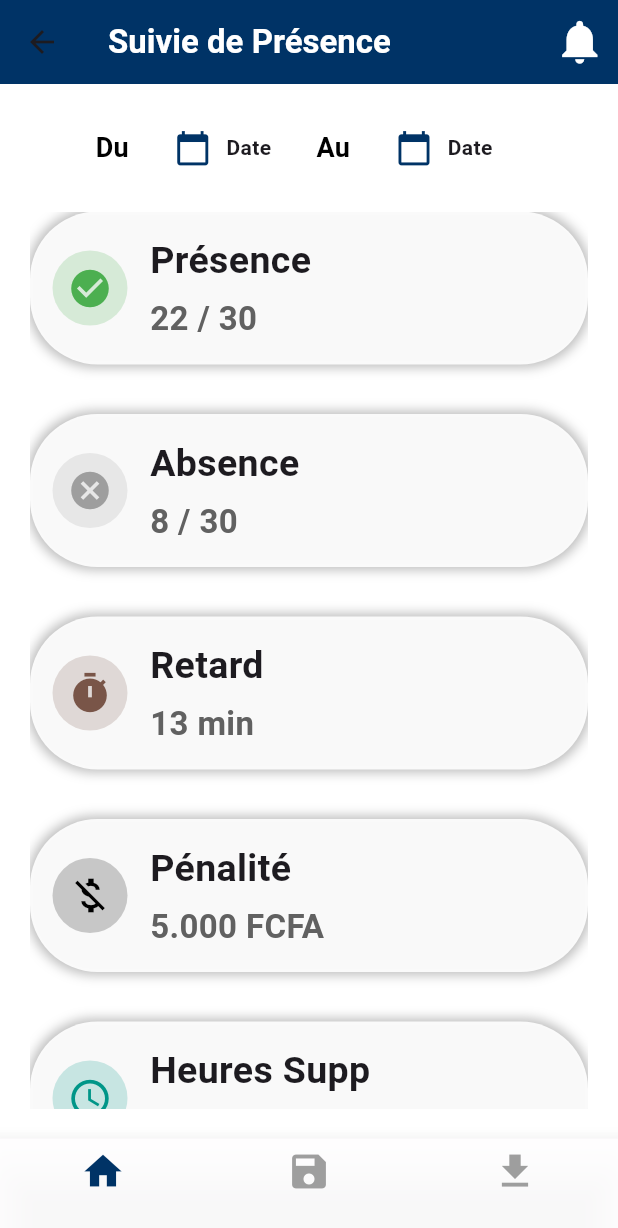
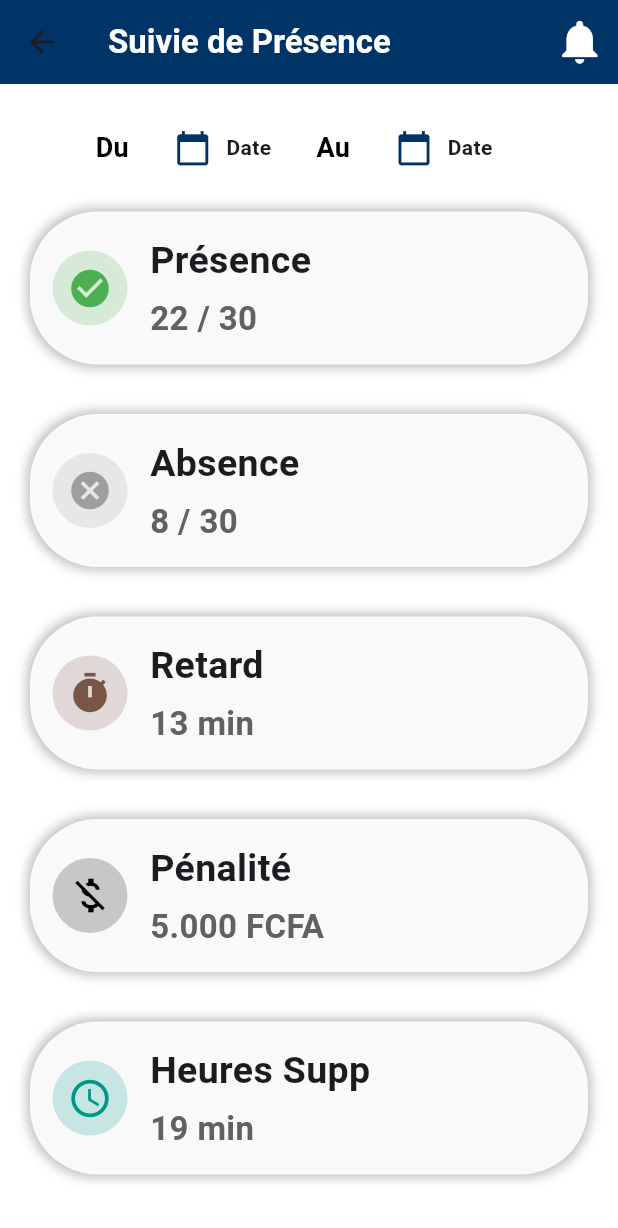
Before and after one commit to Monica1230244/projets, a Flutter app: the Presence screen opened directly, on a phone screen of 412 x 824 dp. Shown: the top 1228 px of the screen. Run offline on Flutter 3.47's test engine with Material 3 defaults, Android fonts, the phone set to English and light mode, and no system bars; our stand-ins replace table_calendar.

Commit message:
modification de code user

```diff
--- a/lib/admin_page.dart
+++ b/lib/admin_page.dart
@@ -13,7 +13,7 @@ class RapportState extends State<Rapport> {
   Widget build(BuildContext context) {
     return Scaffold(
       appBar: AppBar(
-        title: Text("Rapport mensuel"),
+        title: Center(child: Text("Rapport mensuel",style: TextStyle(fontWeight: FontWeight.bold,fontSize: 25),),)
       ),
       body: Column(
         children: [
--- a/lib/user.dart
+++ b/lib/user.dart
@@ -1,4 +1,8 @@
 import 'package:flutter/material.dart';
+import 'package:projets/presence_page.dart';
+import 'package:projets/retard_page.dart';
+import 'absence_page.dart';
+import 'heure_supp.dart';
 
 class Presence extends StatefulWidget {
   @override
@@ -40,28 +44,13 @@ class _PresenceState extends State<Presence> {
   Widget build(BuildContext context) {
     return Scaffold(
       appBar: AppBar(
-        title: Text("Suivie de Présence", style: TextStyle(fontWeight: FontWeight.bold,color: Colors.white)),
+        title: Text("Suivie de Présence", style: TextStyle(fontWeight: FontWeight.bold, color: Colors.white)),
         backgroundColor: Color(0xFF003366),
         actions: [
           IconButton(
             onPressed: () {},
             icon: Icon(Icons.notifications, size: 35, color: Colors.white),
           ),
-
-        ],
-      ),
-      bottomNavigationBar: BottomNavigationBar(
-        type: BottomNavigationBarType.fixed,
-        backgroundColor: Colors.white.withOpacity(0.9),
-        elevation: 10,
-        selectedItemColor: Color(0xFF003366),
-        unselectedItemColor: Colors.grey,
-        currentIndex: _selectedIndex,
-        onTap: _onItemTapped,
-        items: const [
-          BottomNavigationBarItem(icon: Icon(Icons.home, size: 30), label: ''),
-          BottomNavigationBarItem(icon: Icon(Icons.save, size: 30), label: ''),
-          BottomNavigationBarItem( icon: Icon(Icons.file_download_sharp, size: 30), label: ''),
         ],
       ),
       body: Container(
@@ -81,15 +70,40 @@ class _PresenceState extends State<Presence> {
               Expanded(
                 child: ListView(
                   children: [
-                    _buildStatCard("Présence", "22 / 30", Icons.check_circle, Colors.green),
+                    _buildStatCard("Présence", "22 / 30", Icons.check_circle, Colors.green, onTap: () {
+                      Navigator.push(
+                        context,
+                        MaterialPageRoute(builder: (context) => PresencePage()),
+                      );
+                    }),
                     SizedBox(height: 33),
-                    _buildStatCard("Absence", "8 / 30", Icons.cancel, Colors.grey),
+                    _buildStatCard("Absence", "8 / 30", Icons.cancel, Colors.grey, onTap: () {
+                      Navigator.push(
+                        context,
+                        MaterialPageRoute(builder: (context) => AbsencePage()),
+                      );
+                    }),
                     SizedBox(height: 33),
-                    _buildStatCard("Retard", "13 min", Icons.timer, Colors.brown),
+                    _buildStatCard("Retard", "13 min", Icons.timer, Colors.brown, onTap: () {
+                      Navigator.push(
+                        context,
+                        MaterialPageRoute(builder: (context) => RetardPage()),
+                      );
+                    }),
                     SizedBox(height: 33),
-                    _buildStatCard("Pénalité", "5.000 FCFA", Icons.money_off, Colors.black),
+                    _buildStatCard("Pénalité", "5.000 FCFA", Icons.money_off, Colors.black, onTap: () {
+                      Navigator.push(
+                        context,
+                        MaterialPageRoute(builder: (context) => Presence()),
+                      );
+                    }),
                     SizedBox(height: 33),
-                    _buildStatCard("Heures Supp", "19 min", Icons.access_time, Colors.teal, isLarge: true),
+                    _buildStatCard("Heures Supp", "19 min", Icons.access_time, Colors.teal, isLarge: true, onTap: () {
+                      Navigator.push(
+                        context,
+                        MaterialPageRoute(builder: (context) => HeuresSupplementairesPage()),
+                      );
+                    }),
                   ],
                 ),
               ),
@@ -104,13 +118,13 @@ class _PresenceState extends State<Presence> {
     return Row(
       mainAxisAlignment: MainAxisAlignment.center,
       children: [
-        Text("Du", style: TextStyle(fontSize: 18, fontWeight: FontWeight.bold,color:Colors.black)),
+        Text("Du", style: TextStyle(fontSize: 18, fontWeight: FontWeight.bold, color: Colors.black)),
         SizedBox(width: 10),
-        _datePickerButton("Du", _selectedDate, () => _selectDate(context, true), style: TextStyle(color:Colors.black)),
+        _datePickerButton("Du", _selectedDate, () => _selectDate(context, true), style: TextStyle(color: Colors.black)),
         SizedBox(width: 10),
-        Text("Au", style: TextStyle(fontSize: 18, fontWeight: FontWeight.bold,color:Colors.black)),
+        Text("Au", style: TextStyle(fontSize: 18, fontWeight: FontWeight.bold, color: Colors.black)),
         SizedBox(width: 10),
-        _datePickerButton("Au", _selectedEndDate, () => _selectDate(context, false), style: TextStyle(color:Colors.black)),
+        _datePickerButton("Au", _selectedEndDate, () => _selectDate(context, false), style: TextStyle(color: Colors.black)),
       ],
     );
   }
@@ -138,8 +152,10 @@ class _PresenceState extends State<Presence> {
     );
   }
 
-  Widget _buildStatCard(String title, String value, IconData icon, Color iconColor, {bool isLarge = false}) {
-    return Container(
+  Widget _buildStatCard(String title, String value, IconData icon, Color iconColor, {bool isLarge = false, required VoidCallback onTap}) {
+    return GestureDetector(
+      onTap: onTap,
+      child: Container(
         width: double.infinity,
         padding: EdgeInsets.all(15),
         decoration: BoxDecoration(
@@ -166,6 +182,7 @@ class _PresenceState extends State<Presence> {
             ),
           ],
         ),
+      ),
     );
   }
 }
```
Lines whose indentation alone changed are shown as unchanged.
